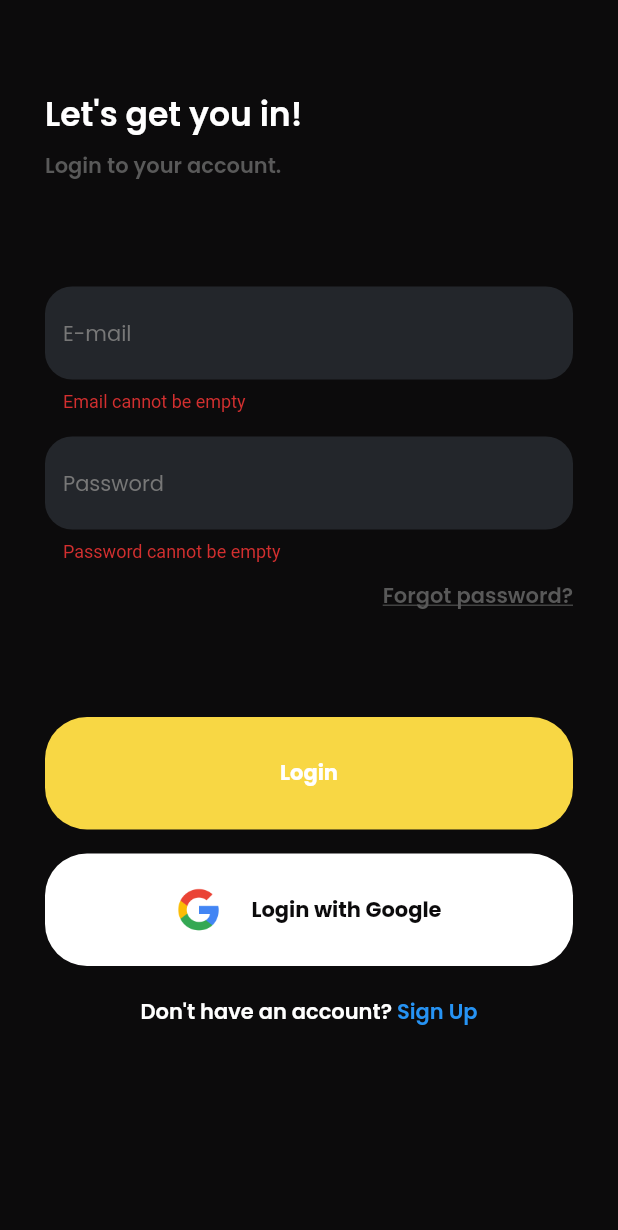
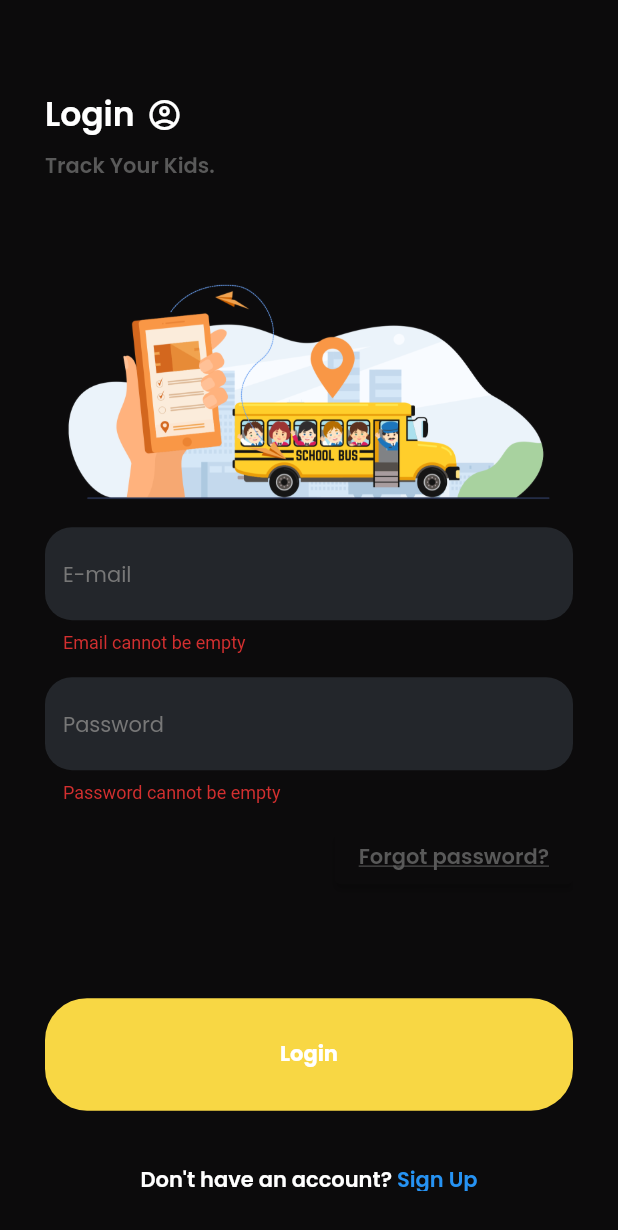
Before and after one commit to Smalick0478/Wheelie, a Flutter app: the screen it shows after launch, after a tap on "Get Started", after a tap on "Login", on a phone screen of 412 x 824 dp. Shown: the top 1230 px of the screen. Run offline on Flutter 3.47's test engine with Material 2 defaults, Android fonts, the phone set to English and light mode, and no system bars; our stand-ins replace cloud_firestore, firebase_auth, firebase_core, google_fonts; accounts and stored records are empty.

Commit message:
Login Page Updated.

```diff
--- a/lib/pages/login_page.dart
+++ b/lib/pages/login_page.dart
@@ -6,6 +6,7 @@ import 'package:wheelie/helpers/theme_colors.dart';
 import 'package:wheelie/pages/signup_page.dart';
 import 'package:firebase_auth/firebase_auth.dart';
 import 'package:cloud_firestore/cloud_firestore.dart';
+import 'package:wheelie/pages/reset_password.dart';
 
 //dashboards
 import '../screens/dashboards/admin.dart';
@@ -25,6 +26,45 @@ class _LoginPageState extends State<LoginPage> {
   TextEditingController _emailController = TextEditingController();
   TextEditingController _passwordController = TextEditingController();
   final _auth = FirebaseAuth.instance;
+  //Error Dialog box for Invalid Email/Password
+  void showErrorDialog(BuildContext context) {
+    showDialog(
+      context: context,
+      builder: (BuildContext context) {
+        return AlertDialog(
+          backgroundColor: Colors.black,
+          title: Row(
+            children: [
+              Icon(Icons.close, color: Colors.red),
+              SizedBox(width: 8),
+              Text(
+                'Incorrect Email or Password',
+                style: TextStyle(color: Colors.white),
+              ),
+            ],
+          ),
+          content: Text(
+            'Please check your Email/Password',
+            style: TextStyle(color: Colors.white),
+          ),
+          actions: [
+            ElevatedButton(
+              style: ElevatedButton.styleFrom(
+                primary: Colors.black, // Set button background color to black
+              ),
+              onPressed: () {
+                Navigator.of(context).pop(); // Close the dialog
+              },
+              child: Text(
+                'OK',
+                style: TextStyle(color: Colors.white),
+              ),
+            ),
+          ],
+        );
+      },
+    );
+  }
 
   @override
   Widget build(BuildContext context) {
@@ -36,18 +76,27 @@ class _LoginPageState extends State<LoginPage> {
             child: Column(
               crossAxisAlignment: CrossAxisAlignment.start,
               children: [
+                Row(
+                  children: [
                     Text(
-                  "Let's get you in!",
+                      "Login",
                       style: GoogleFonts.poppins(
                         color: ThemeColors.whiteTextColor,
                         fontSize: FontSize.xxLarge,
                         fontWeight: FontWeight.w600,
                       ),
                     ),
+                    SizedBox(width: 8),
+                    Icon(
+                      Icons.account_circle_outlined,
+                      color: ThemeColors.whiteTextColor,
+                    ),
+                  ],
+                ),
                 Padding(
                   padding: const EdgeInsets.only(top: 7),
                   child: Text(
-                    "Login to your account.",
+                    "Track Your Kids.",
                     style: GoogleFonts.poppins(
                       color: ThemeColors.greyTextColor,
                       fontSize: FontSize.medium,
@@ -55,7 +104,11 @@ class _LoginPageState extends State<LoginPage> {
                     ),
                   ),
                 ),
-                SizedBox(height: 70),
+                SizedBox(height: 50),
+                Image(
+                  image: AssetImage('images/loginbg.png'),
+                  fit: BoxFit.contain,
+                ),
                 Form(
                   key: _formKey,
                   child: Column(
@@ -141,6 +194,19 @@ class _LoginPageState extends State<LoginPage> {
                         alignment: Alignment.centerRight,
                         child: Padding(
                           padding: const EdgeInsets.only(top: 12),
+                          child: ElevatedButton(
+                            onPressed: () {
+                              Navigator.push(
+                                context,
+                                MaterialPageRoute(
+                                  builder: (context) => PasswordResetPage(),
+                                ),
+                              );
+                            },
+                            style: ButtonStyle(
+                              backgroundColor: MaterialStateProperty.all<Color>(
+                                  Color.fromARGB(255, 12, 11, 12)),
+                            ),
                             child: Text(
                               "Forgot password?",
                               style: GoogleFonts.poppins(
@@ -152,6 +218,8 @@ class _LoginPageState extends State<LoginPage> {
                             ),
                           ),
                         ),
+                      ),
+
                       SizedBox(height: 70),
                       MainButton(
                         text: 'Login',
@@ -163,13 +231,6 @@ class _LoginPageState extends State<LoginPage> {
                         backgroundColor: ThemeColors.YellowColor,
                       ),
                       SizedBox(height: 16),
-                      MainButton(
-                        text: 'Login with Google',
-                        backgroundColor: ThemeColors.whiteTextColor,
-                        textColor: ThemeColors.scaffoldBgColor,
-                        iconPath: 'images/google.png',
-                        onTap: () {},
-                      ),
                     ],
                   ),
                 ),
@@ -262,9 +323,9 @@ class _LoginPageState extends State<LoginPage> {
         route();
       } on FirebaseAuthException catch (e) {
         if (e.code == 'user-not-found') {
-          print('No user found for that email.');
+          showErrorDialog(context);
         } else if (e.code == 'wrong-password') {
-          print('Wrong password provided for that user.');
+          showErrorDialog(context);
         }
       }
     }
```
Lines whose indentation alone changed are shown as unchanged.
